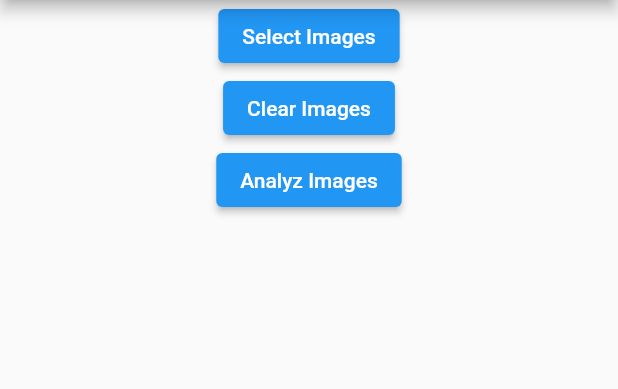
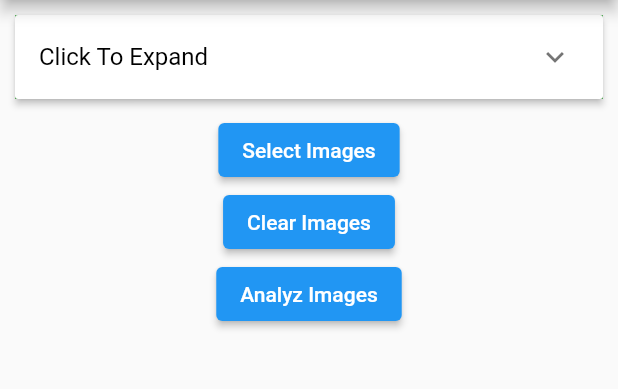
Before and after one commit to avnikasikci/MobileEmotionAnalyzer, a Flutter app: the GaleryAnalyzerView screen opened directly, after a tap on "Analyz Images", on a phone screen of 412 x 824 dp, the part 84-473 px from its top. Run offline on Flutter 3.47's test engine with Material 2 defaults, Android fonts, the phone set to English and light mode, and no system bars; our stand-ins replace camera, get_it, image_picker; missing offline and left inert: tflite.

Commit message:
Gallery Analyzer insert expand row widget

```diff
--- a/lib/UI/views/galeryAnalyzerView.dart
+++ b/lib/UI/views/galeryAnalyzerView.dart
@@ -24,6 +24,8 @@ class _GaleryAnalyzerViewState extends State<GaleryAnalyzerView> {
   final ImagePicker imagePicker = ImagePicker();
   List<XFile>? imageFileList = [];
   List<ImageAnalyzeModel>? analyzeModelList = [];
+  bool _expanded = false;
+  var _test = "Full Screen";
 
   void selectImages() async {
     final List<XFile>? selectedImages = await imagePicker.pickMultiImage();
@@ -48,7 +50,7 @@ class _GaleryAnalyzerViewState extends State<GaleryAnalyzerView> {
     // imageFileList!.forEach((element) async {
     //     runModel(element.path);
     // });
-
+    analyzeModelList = [];
     for (var model in imageFileList!) {
       var path = model.path;
       var predictions = await Tflite.runModelOnImage(path: path);
@@ -128,6 +130,36 @@ class _GaleryAnalyzerViewState extends State<GaleryAnalyzerView> {
         body: SafeArea(
           child: Column(
             children: [
+              Container(
+                margin: EdgeInsets.all(10),
+                color: Colors.green,
+                child: ExpansionPanelList(
+                  animationDuration: Duration(milliseconds: 2000),
+                  children: [
+                    ExpansionPanel(
+                      headerBuilder: (context, isExpanded) {
+                        return ListTile(
+                          title: Text(
+                            'Click To Expand',
+                            style: TextStyle(color: Colors.black),
+                          ),
+                        );
+                      },
+                      body: ListTile(
+                        title: Text('Description text',
+                            style: TextStyle(color: Colors.black)),
+                      ),
+                      //isExpanded: _expanded,
+                      canTapOnHeader: true,
+                    ),
+                  ],
+                  dividerColor: Colors.grey,
+                  expansionCallback: (panelIndex, isExpanded) {
+                    //_expanded = !_expanded;
+                    setState(() {});
+                  },
+                ),
+              ),
               ElevatedButton(
                 onPressed: () {
                   selectImages();
```
